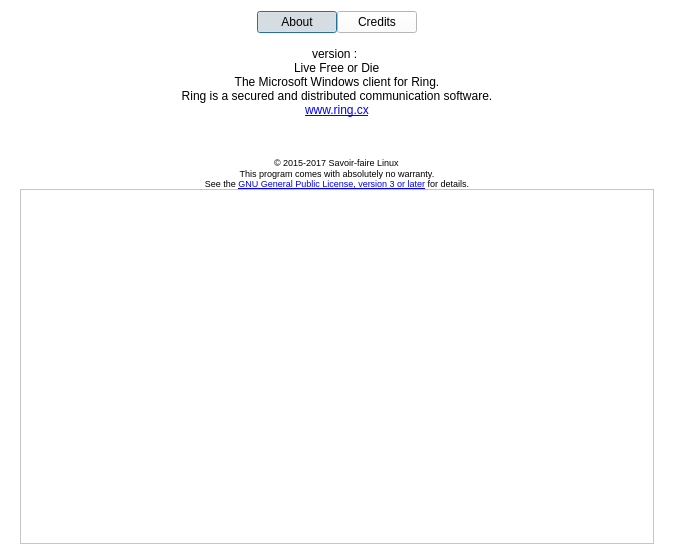
Above: aboutdialog.ui from savoirfairelinux/jami-client-windows before the change. Below: the same form after it.
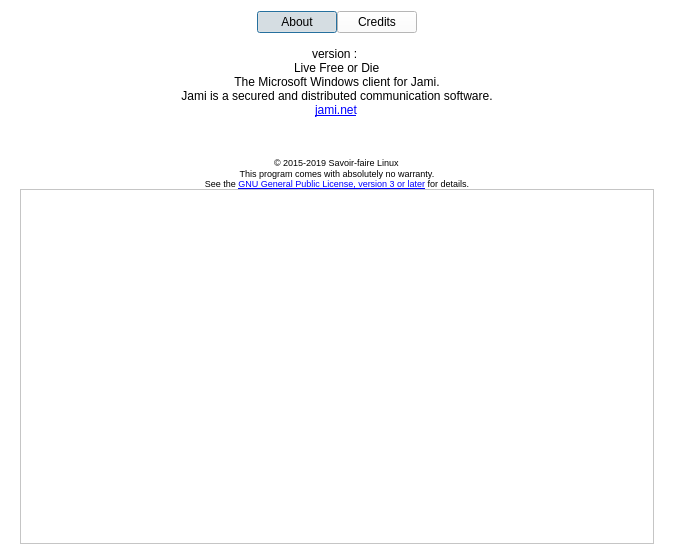
That is the form after the change. Icons and pictures are not drawn.

Commit message: ui: change name from Ring to Jami

Patch:
```diff
--- a/aboutdialog.ui
+++ b/aboutdialog.ui
@@ -560,8 +560,8 @@
          <enum>Qt::LeftToRight</enum>
         </property>
         <property name="text">
-         <string>The Microsoft Windows client for Ring.
-Ring is a secured and distributed communication software.</string>
+         <string>The Microsoft Windows client for Jami.
+Jami is a secured and distributed communication software.</string>
         </property>
         <property name="textFormat">
          <enum>Qt::PlainText</enum>
@@ -585,7 +585,7 @@
          <cursorShape>PointingHandCursor</cursorShape>
         </property>
         <property name="text">
-         <string notr="true">&lt;html&gt;&lt;head/&gt;&lt;body&gt;&lt;p&gt;&lt;a href=&quot;www.ring.cx&quot;&gt;&lt;span style=&quot; font-size:9pt; text-decoration: underline; color:#0000ff;&quot;&gt;www.ring.cx&lt;/span&gt;&lt;/a&gt;&lt;/p&gt;&lt;/body&gt;&lt;/html&gt;</string>
+         <string notr="true">&lt;html&gt;&lt;head/&gt;&lt;body&gt;&lt;p&gt;&lt;a href=&quot;https://jami.net&quot;&gt;&lt;span style=&quot; font-size:9pt; text-decoration: underline; color:#0000ff;&quot;&gt;jami.net&lt;/span&gt;&lt;/a&gt;&lt;/p&gt;&lt;/body&gt;&lt;/html&gt;</string>
         </property>
         <property name="textFormat">
          <enum>Qt::RichText</enum>
@@ -622,7 +622,7 @@
          </font>
         </property>
         <property name="text">
-         <string notr="true">&lt;html&gt;&lt;head/&gt;&lt;body&gt;&lt;p&gt;© 2015-2017 Savoir-faire Linux&lt;/p&gt;&lt;/body&gt;&lt;/html&gt;</string>
+         <string notr="true">&lt;html&gt;&lt;head/&gt;&lt;body&gt;&lt;p&gt;© 2015-2019 Savoir-faire Linux&lt;/p&gt;&lt;/body&gt;&lt;/html&gt;</string>
         </property>
         <property name="margin">
          <number>5</number>
```
Left out of the diff: 2 changed lines with no effect on the pictures. The commit also changes 32 other files.
